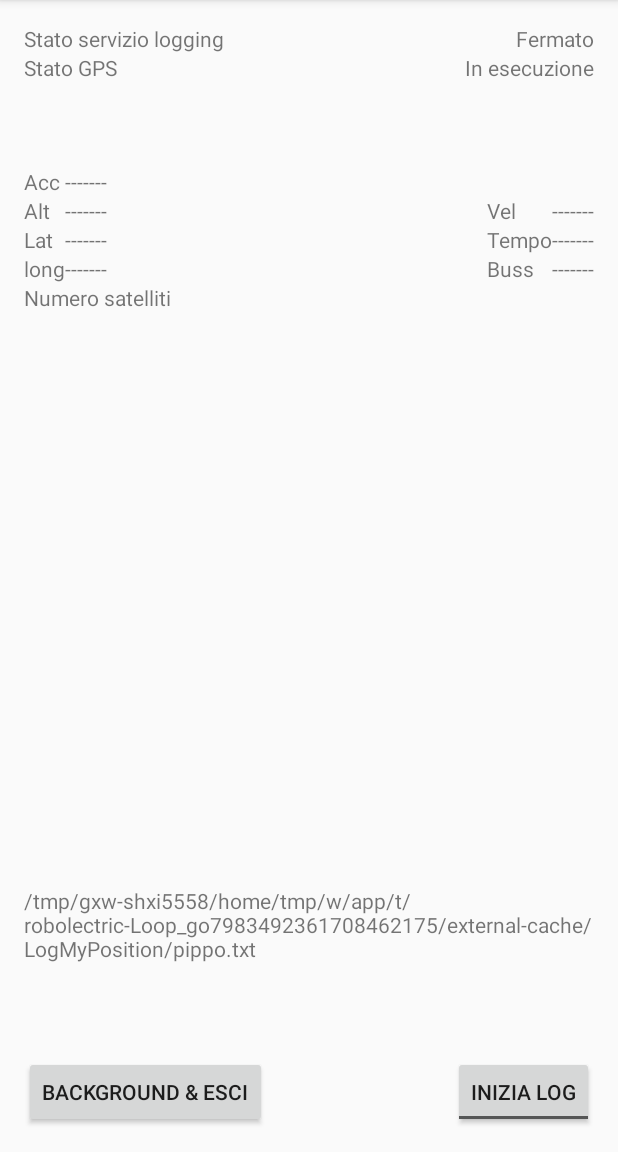
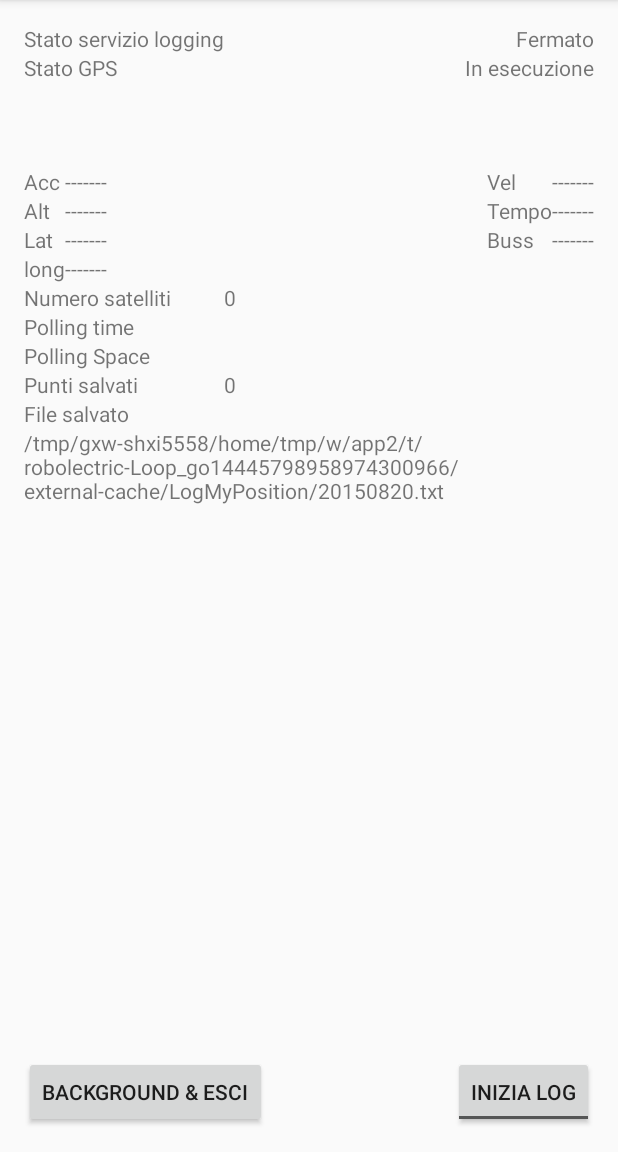
Before and after one commit to Aequinoxio/LogMyPosition, an Android app: the screen it shows after launch (MainActivity), on a phone screen of 412 x 824 dp, the part 84-1236 px from its top. Run offline under Robolectric (Android 15) with nearby library versions, the phone set to English and light mode, and no system bars.

Commit message:
Some code cleanup
Log file:
 - named with the inverted date (yyyymmdd.txt)
 - added the session UUID for every single start service
 - added a counter in the same session
 - added the local time for every row

 Main Activity
 - added the polling time and space values showed
 - added the number of point saved in session

```diff
--- a/app/src/main/AndroidManifest.xml
+++ b/app/src/main/AndroidManifest.xml
@@ -14,6 +14,7 @@
         <activity
             android:name=".MainActivity"
             android:label="@string/app_name"
+            android:screenOrientation="portrait"
             android:launchMode="singleTask" >
             <intent-filter>
                 <action android:name="android.intent.action.MAIN" />
--- a/app/src/main/java/com/example/utente/logmyposition/ApplicationSettings.java
+++ b/app/src/main/java/com/example/utente/logmyposition/ApplicationSettings.java
@@ -10,7 +10,11 @@ import android.util.Log;
 
 import java.io.File;
 import java.io.IOException;
+import java.text.SimpleDateFormat;
+import java.util.Date;
+import java.util.Locale;
 import java.util.Map;
+import java.util.UUID;
 
 /**
  * Created by utente on 14/08/2015.
@@ -43,6 +47,11 @@ public class ApplicationSettings {
     private static int maxSatelliti=0;
     private static int numSatelliti=0;
 
+    private static long puntiSalvati=0;
+
+    // Imposto comunque una UUID
+    private static UUID sessione=generaSessione();
+
     /**
      * Costruttore privato per il pattern Singleton
      */
@@ -61,6 +70,39 @@ public class ApplicationSettings {
     public static void setSatelliti(int num){
         setSatelliti(num, maxSatelliti);
     }
+
+
+    /**
+     * Genera una sessione randomica
+     * @return UUID generato
+     */
+    public static UUID generaSessione(){
+        sessione=UUID.randomUUID();
+        return sessione;
+    }
+
+    /**
+     * Ritorna la sessione generata
+     * @return
+     */
+    public static UUID getSessione(){return sessione;}
+
+    /**
+     * Resetta il numero di punti salvati
+     */
+    public static void resetPuntiSalvati(){puntiSalvati=0;}
+
+    /**
+     * Incrementa di uno il numero di punti salvati e li ritorna
+     * @return
+     */
+    public static long incrementaPuntiSalvati(){puntiSalvati++; return puntiSalvati;}
+
+    /**
+     * Ritorna il numero di punti salvati
+     * @return
+     */
+    public static long getPuntiSalvati(){return puntiSalvati;}
 
     /**
      * imposta il numero dei satelliti rilevati ed il massimo rilevato
@@ -112,6 +154,10 @@ public class ApplicationSettings {
         Map<String, ?> values = null;
         String filePath=null;
 
+        Date date= new Date();
+        SimpleDateFormat ft = new SimpleDateFormat ("yyyyMMdd", Locale.getDefault());
+        String filenameGiornaliero=ft.format(date)+".txt";
+
         try {
             values = sharedPreferences.getAll();
         } catch (NullPointerException npe){
@@ -128,6 +174,8 @@ public class ApplicationSettings {
         // fileSalvataggio = new File(context.getFilesDir(), "pippo.txt");
         // Creo una dir sulla SD
         File sd = new File(Environment.getExternalStorageDirectory() + "/LogMyPosition");
+
+        // Provo a creare la directory sulla sd
         boolean successCreaDir = true;
         if (!sd.exists()) {
             successCreaDir = sd.mkdir();
@@ -135,9 +183,9 @@ public class ApplicationSettings {
 
         // Se non riesco a creare la directory metto tutto nella subdir dell'App
         if (!successCreaDir)
-            fileSalvataggio = new File(context.getFilesDir(), "pippo.txt");
+            fileSalvataggio = new File(context.getFilesDir(), filenameGiornaliero);
         else
-            fileSalvataggio = new File(sd,"pippo.txt" );
+            fileSalvataggio = new File(sd,filenameGiornaliero );
 
         if (!fileSalvataggio.exists()) {
             try {
@@ -149,7 +197,7 @@ public class ApplicationSettings {
         fileSalvataggio.setReadable(true,false);
 
 
-        // LEggo le shared_prefs impostate dall'activity SettingsActivity.java
+        // Leggo le shared_prefs impostate dall'activity SettingsActivity.java
         SharedPreferences sp = PreferenceManager.getDefaultSharedPreferences(context);
         minDistanceLocationUpdate=Float.valueOf (sp.getString("sync_space","10"));
         minTimeLocationUpdate=Long.valueOf (sp.getString("sync_frequency","30"));
--- a/app/src/main/java/com/example/utente/logmyposition/MainActivity.java
+++ b/app/src/main/java/com/example/utente/logmyposition/MainActivity.java
@@ -13,11 +13,14 @@ import android.preference.PreferenceManager;
 import android.support.v4.content.LocalBroadcastManager;
 import android.support.v7.app.AppCompatActivity;
 import android.os.Bundle;
+import android.text.Html;
+import android.text.method.LinkMovementMethod;
 import android.util.Log;
 import android.view.Menu;
 import android.view.MenuItem;
 import android.view.View;
 import android.widget.ProgressBar;
+import android.widget.RatingBar;
 import android.widget.TextView;
 import android.widget.Toast;
 import android.widget.ToggleButton;
@@ -51,9 +54,11 @@ public class MainActivity extends AppCompatActivity {
             dir=intent.getFloatExtra("direzione",0);
             acc=intent.getFloatExtra("accuratezza", 0);
 
-            tempo=intent.getLongExtra("tempo",0);
+            tempo=intent.getLongExtra("tempo", 0);
 
             aggiornaValoriStatoGPS();
+
+            aggiornaInterfaccia();
 
             Log.e("receiver", "Messaggio ricevuto");
         }
@@ -64,7 +69,7 @@ public class MainActivity extends AppCompatActivity {
         @Override
         public void onReceive(Context context, Intent intent) {
             // Aggiorno l'interfaccia
-            impostaInterfaccia();
+            aggiornaInterfaccia();
         }
     };
 
@@ -95,7 +100,7 @@ public class MainActivity extends AppCompatActivity {
 
         locationManager = (LocationManager) getSystemService(LOCATION_SERVICE);
 
-        impostaInterfaccia();
+        aggiornaInterfaccia();
     }
 
     @Override
@@ -125,12 +130,18 @@ public class MainActivity extends AppCompatActivity {
 
     public void startStopLogService(View v) {
         ToggleButton serviceStartButton = (ToggleButton) findViewById(R.id.btnStartStopService);
-        ProgressBar progressBar = (ProgressBar) findViewById(R.id.progressBarServiceRunning);
+        ProgressBar progressBar = (RatingBar) findViewById(R.id.progressBarServiceRunning);
         TextView textView = (TextView) findViewById(R.id.txtStatoLogging);
 
         // Verifico lo stato pre attivazione
         boolean servizioAvviato = ApplicationSettings.isServiceEnabled();
+
+        // Avvio il servizio
         if (!servizioAvviato) {
+            // Ad ogni nuovo avvio resetto i punti e geneno un nuovo ID di sessione
+            // Utile per tenere traccia dei vari segmenti
+            ApplicationSettings.generaSessione();
+            ApplicationSettings.resetPuntiSalvati();
             startService(new Intent(this, LogPositionService.class));
         } else{
             stopService(new Intent(this, LogPositionService.class));
@@ -157,7 +168,7 @@ public class MainActivity extends AppCompatActivity {
     @Override
     public void onResume(){
         super.onResume();
-        impostaInterfaccia();
+        aggiornaInterfaccia();
 
         // Un po' sporca ma efficace
         // Recupero l'ultima posizione memorizzata accedendo a variabili protected
@@ -207,7 +218,7 @@ public class MainActivity extends AppCompatActivity {
 
         Log.e(this.getClass().getSimpleName(),"Distrutta");
     }
-    private void impostaInterfaccia() {
+    private void aggiornaInterfaccia() {
         ApplicationSettings.loadPreferences(getApplicationContext());
 
         TextView textView = (TextView) findViewById(R.id.txtStatoLogging);
@@ -235,15 +246,27 @@ public class MainActivity extends AppCompatActivity {
         if (f.exists()){
             textView = (TextView) findViewById(R.id.txtLogFileName);
             textView.setText(f.getAbsolutePath());
-//            textView.setText( Html.fromHtml("<a href=\"file://"+f.getAbsolutePath()+"\">"+f.getAbsolutePath() +"</a>"));
+//            textView.setText( Html.fromHtml("<a href=\"content://" + f.getAbsolutePath() + "\">" + f.getAbsolutePath() + "</a>"));
 //            textView.setMovementMethod(LinkMovementMethod.getInstance());
         }
 
         // TODO: solo per testare le settings preferences class
         SharedPreferences sp = PreferenceManager.getDefaultSharedPreferences(getBaseContext());
-        String s = sp.getString("notifications_new_message_ringtone","");
 
+        String s = sp.getString("sync_frequency","");
+        textView = (TextView) findViewById(R.id.valPollingTime);
+        textView.setText(s);
+
+        s = sp.getString("sync_space","");
+        textView = (TextView) findViewById(R.id.valPollingSpace);
+        textView.setText(s);
+
+        s=Integer.toString(ApplicationSettings.getSatelliti());
         textView = (TextView) findViewById(R.id.valNumSat);
+        textView.setText(s);
+
+        s=Long.toString(ApplicationSettings.getPuntiSalvati());
+        textView = (TextView) findViewById(R.id.valPuntiSalvati);
         textView.setText(s);
     }
 
@@ -264,7 +287,6 @@ public class MainActivity extends AppCompatActivity {
         textView.setText(String.format("%f",acc));
         textView = (TextView) findViewById(R.id.valTempo);
         textView.setText(String.format("%d",tempo));
-
     }
 
     ///////////////// Gestione comunicazione con il servizio
--- a/app/src/main/res/layout/activity_main.xml
+++ b/app/src/main/res/layout/activity_main.xml
@@ -3,7 +3,8 @@
     android:layout_height="match_parent" android:paddingLeft="@dimen/activity_horizontal_margin"
     android:paddingRight="@dimen/activity_horizontal_margin"
     android:paddingTop="@dimen/activity_vertical_margin"
-    android:paddingBottom="@dimen/activity_vertical_margin" tools:context=".MainActivity">
+    android:paddingBottom="@dimen/activity_vertical_margin" tools:context=".MainActivity"
+    android:id="@+id/MainLayout">
 
     <TextView
         android:layout_width="wrap_content"
@@ -43,7 +44,7 @@
         android:textOff="@string/startServiceButtonText"
         android:textColorHighlight="@android:color/holo_purple" />
 
-    <ProgressBar
+    <RatingBar
         style="?android:attr/progressBarStyleLarge"
         android:layout_width="wrap_content"
         android:layout_height="wrap_content"
@@ -78,6 +79,22 @@
         <TextView
             android:layout_width="wrap_content"
             android:layout_height="wrap_content"
+            android:text="@string/lblVelocita"
+            android:id="@+id/txtVelLbl"
+            android:layout_row="1"
+            android:layout_column="4" />
+
+        <TextView
+            android:layout_width="wrap_content"
+            android:layout_height="wrap_content"
+            android:text="@string/NoValue"
+            android:id="@+id/valVelocita"
+            android:layout_row="1"
+            android:layout_column="5" />
+
+        <TextView
+            android:layout_width="wrap_content"
+            android:layout_height="wrap_content"
             android:text="@string/lblAltitudine"
             android:id="@+id/txtAltLbl"
             android:layout_row="2"
@@ -94,8 +111,8 @@
         <TextView
             android:layout_width="wrap_content"
             android:layout_height="wrap_content"
-            android:text="@string/lblVelocita"
-            android:id="@+id/txtVelLbl"
+            android:text="@string/lblTempo"
+            android:id="@+id/txtTempoLbl"
             android:layout_row="2"
             android:layout_column="4" />
 
@@ -103,7 +120,7 @@
             android:layout_width="wrap_content"
             android:layout_height="wrap_content"
             android:text="@string/NoValue"
-            android:id="@+id/valVelocita"
+            android:id="@+id/valTempo"
             android:layout_row="2"
             android:layout_column="5" />
 
@@ -126,8 +143,8 @@
         <TextView
             android:layout_width="wrap_content"
             android:layout_height="wrap_content"
-            android:text="@string/lblTempo"
-            android:id="@+id/txtTempoLbl"
+            android:text="@string/lblBussola"
+            android:id="@+id/txtBussolaLbl"
             android:layout_row="3"
             android:layout_column="4" />
 
@@ -135,7 +152,7 @@
             android:layout_width="wrap_content"
             android:layout_height="wrap_content"
             android:text="@string/NoValue"
-            android:id="@+id/valTempo"
+            android:id="@+id/valBussola"
             android:layout_row="3"
             android:layout_column="5" />
 
@@ -155,21 +172,6 @@
             android:layout_row="4"
             android:layout_column="1" />
 
-        <TextView
-            android:layout_width="wrap_content"
-            android:layout_height="wrap_content"
-            android:text="@string/lblBussola"
-            android:id="@+id/txtBussolaLbl"
-            android:layout_row="4"
-            android:layout_column="4" />
-
-        <TextView
-            android:layout_width="wrap_content"
-            android:layout_height="wrap_content"
-            android:text="@string/NoValue"
-            android:id="@+id/valBussola"
-            android:layout_row="4"
-            android:layout_column="5" />
     </GridLayout>
 
     <TextView
@@ -177,9 +179,9 @@
         android:layout_height="wrap_content"
         android:text="@string/NoValue"
         android:id="@+id/txtLogFileName"
-        android:layout_above="@+id/btnBackgroudButton"
-        android:layout_centerHorizontal="true"
-        android:layout_marginBottom="62dp" />
+        android:layout_below="@+id/textView7"
+        android:layout_alignParentStart="true"
+        android:layout_alignEnd="@+id/valoriGPS" />
 
     <TextView
         android:layout_width="wrap_content"
@@ -210,6 +212,62 @@
         android:layout_height="wrap_content"
         android:text="@string/NoValue"
         android:id="@+id/valNumSat"
-        android:layout_below="@+id/valoriGPS"
-        android:layout_toEndOf="@+id/textView2" />
+        android:layout_alignTop="@+id/textView2"
+        android:layout_alignStart="@+id/valPollingTime" />
+
+    <TextView
+        android:layout_width="wrap_content"
+        android:layout_height="wrap_content"
+        android:text="@string/txtPollingTime"
+        android:id="@+id/textView4"
+        android:layout_below="@+id/textView2"
+        android:layout_alignParentStart="true" />
+
+    <TextView
+        android:layout_width="wrap_content"
+        android:layout_height="wrap_content"
+        android:text="@string/txtPollingSpace"
+        android:id="@+id/textView5"
+        android:layout_below="@+id/textView4"
+        android:layout_alignParentStart="true" />
+
+    <TextView
+        android:layout_width="wrap_content"
+        android:layout_height="wrap_content"
+        android:text="@string/NoValue"
+        android:id="@+id/valPollingTime"
+        android:layout_alignTop="@+id/textView4"
+        android:layout_alignEnd="@+id/textView" />
+
+    <TextView
+        android:layout_width="wrap_content"
+        android:layout_height="wrap_content"
+        android:text="@string/NoValue"
+        android:id="@+id/valPollingSpace"
+        android:layout_alignTop="@+id/textView5"
+        android:layout_alignStart="@+id/valPollingTime" />
+
+    <TextView
+        android:layout_width="wrap_content"
+        android:layout_height="wrap_content"
+        android:text="@string/txtPuntiSalvati"
+        android:id="@+id/textView6"
+        android:layout_below="@+id/textView5"
+        android:layout_alignParentStart="true" />
+
+    <TextView
+        android:layout_width="wrap_content"
+        android:layout_height="wrap_content"
+        android:text="@string/NoValue"
+        android:id="@+id/valPuntiSalvati"
+        android:layout_below="@+id/valPollingSpace"
+        android:layout_alignStart="@+id/valPollingSpace" />
+
+    <TextView
+        android:layout_width="wrap_content"
+        android:layout_height="wrap_content"
+        android:text="@string/txtFileName"
+        android:id="@+id/textView7"
+        android:layout_below="@+id/textView6"
+        android:layout_alignParentStart="true" />
 </RelativeLayout>
--- a/app/src/main/res/values/strings.xml
+++ b/app/src/main/res/values/strings.xml
@@ -20,11 +20,15 @@
     <string name="lblTempo">Tempo</string>
     <string name="lblBussola">Buss</string>
     <string name="lblAccuratezza">Acc</string>
-    <string name="local_service_started">Servizio avviato</string>
+    <string name="local_service_started">Servizio di registrazione avviato</string>
     <string name="local_service_stopped">Servizio fermato</string>
     <string name="local_service_label">Log my position</string>
     <string name="local_service_connected">Connesso al servizio</string>
     <string name="local_service_disconnected">Disconnesso dal servizio</string>
     <string name="lblStatoGPS">Stato GPS</string>
     <string name="txtNumeroSatelliti">Numero satelliti</string>
+    <string name="txtPollingTime">Polling time</string>
+    <string name="txtPollingSpace">Polling Space</string>
+    <string name="txtPuntiSalvati">Punti salvati</string>
+    <string name="txtFileName">File salvato</string>
 </resources>
```
Also changed, not shown: app/src/main/java/com/example/utente/logmyposition/LogPositionLocationListener.java (+30 -1 lines), app/src/main/java/com/example/utente/logmyposition/LogPositionService.java (+5 -61 lines).
